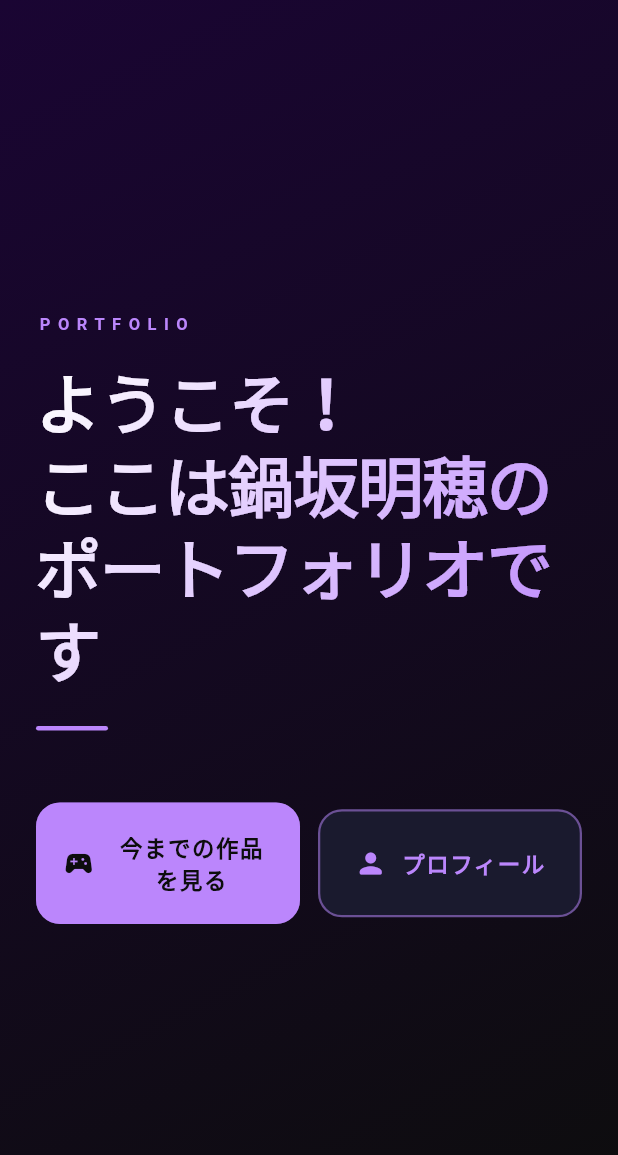
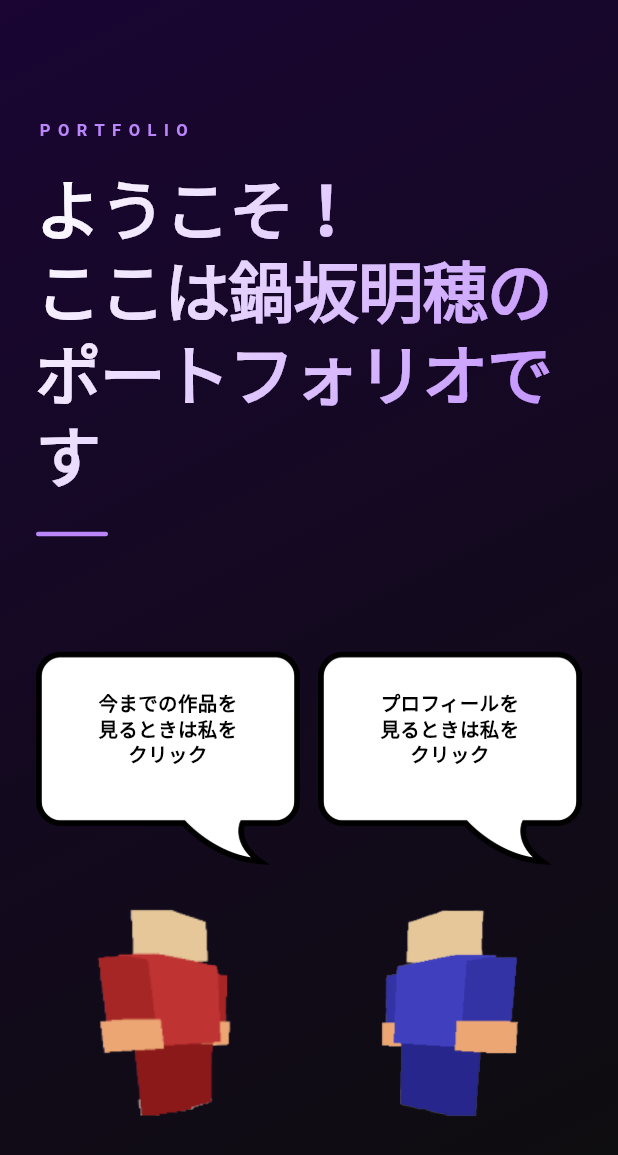
Before and after one commit to ogebosama/flutter_application_1, a Flutter app: the screen it shows after launch, on a phone screen of 412 x 824 dp. Shown: the top 1155 px of the screen. Run offline on Flutter 3.47's test engine with Material 3 defaults, Android fonts, the phone set to English and light mode, and no system bars; our stand-ins replace simple_icons, video_player.

Commit message:
メニュー画面編集、画像追加

```diff
--- a/lib/pages/menu_screen.dart
+++ b/lib/pages/menu_screen.dart
@@ -71,12 +71,13 @@ class MenuScreen extends StatelessWidget {
                     const SizedBox(height: 48),
                     // ボタン（横並び）
                     Row(
+                      crossAxisAlignment: CrossAxisAlignment.end,
                       children: [
                         Expanded(
-                          child: _MenuButton(
+                          child: _IconMenuButton(
+                            asset: 'assets/images/icons/RedguyIcon.png',
                             label: '今までの作品を見る',
-                            icon: Icons.sports_esports_rounded,
-                            filled: true,
+                            bubbleText: '今までの作品を見るときは私をクリック',
                             onTap: () => Navigator.push(
                               context,
                               MaterialPageRoute(
@@ -87,9 +88,10 @@ class MenuScreen extends StatelessWidget {
                         ),
                         const SizedBox(width: 12),
                         Expanded(
-                          child: _MenuButton(
+                          child: _IconMenuButton(
+                            asset: 'assets/images/icons/BlueguyIcon.png',
                             label: 'プロフィール',
-                            icon: Icons.person_rounded,
+                            bubbleText: 'プロフィールを見るときは私をクリック',
                             onTap: () => Navigator.push(
                               context,
                               MaterialPageRoute(
@@ -112,60 +114,94 @@ class MenuScreen extends StatelessWidget {
 }
 
 // ─────────────────────────────
-//  メニューボタン
+//  アイコンボタン（吹き出し付き・ホバーで色反転）
 // ─────────────────────────────
-class _MenuButton extends StatelessWidget {
+class _IconMenuButton extends StatefulWidget {
+  final String asset;
   final String label;
-  final IconData icon;
+  final String bubbleText;
   final VoidCallback onTap;
-  final bool filled; // true なら塗りつぶし（メインのボタン）
 
-  const _MenuButton({
+  const _IconMenuButton({
+    required this.asset,
     required this.label,
-    required this.icon,
+    required this.bubbleText,
     required this.onTap,
-    this.filled = false,
   });
 
   @override
+  State<_IconMenuButton> createState() => _IconMenuButtonState();
+}
+
+class _IconMenuButtonState extends State<_IconMenuButton> {
+  bool _hover = false;
+
+  static const _invert = ColorFilter.matrix(<double>[
+    -1, 0, 0, 0, 255, //
+    0, -1, 0, 0, 255,
+    0, 0, -1, 0, 255,
+    0, 0, 0, 1, 0,
+  ]);
+  static const _normal = ColorFilter.mode(Colors.transparent, BlendMode.dst);
+
+  @override
   Widget build(BuildContext context) {
-    const accent = Color(0xFFBB86FC);
-    final fg = filled ? const Color(0xFF0D0D0D) : accent;
-
-    return Material(
-      color: filled ? accent : const Color(0xFF1A1A2E),
-      borderRadius: BorderRadius.circular(16),
-      child: InkWell(
-        onTap: onTap,
-        borderRadius: BorderRadius.circular(16),
-        child: Container(
-          constraints: const BoxConstraints(minHeight: 72),
-          padding: const EdgeInsets.symmetric(vertical: 18, horizontal: 16),
-          decoration: BoxDecoration(
-            borderRadius: BorderRadius.circular(16),
-            border: Border.all(color: accent.withOpacity(0.5), width: 1.5),
-          ),
-          child: Row(
-            mainAxisAlignment: MainAxisAlignment.center,
+    return Column(
+      mainAxisSize: MainAxisSize.min,
+      children: [
+        // 吹き出し
+        SizedBox(
+          width: 200,
+          height: 200,
+          child: Stack(
+            alignment: Alignment.center,
             children: [
-              Icon(icon, color: fg, size: 22),
-              const SizedBox(width: 10),
-              Flexible(
-                child: Text(
-                  label,
-                  textAlign: TextAlign.center,
-                  style: TextStyle(
-                    color: fg,
-                    fontSize: 15,
-                    fontWeight: FontWeight.w700,
-                    letterSpacing: 1,
+              Positioned.fill(
+                child: Image.asset(
+                  'assets/images/icons/fukidasi.png',
+                  fit: BoxFit.contain,
+                ),
+              ),
+              Padding(
+                padding: const EdgeInsets.fromLTRB(40, 30, 40, 70),
+                child: Center(
+                  child: Text(
+                    widget.bubbleText,
+                    textAlign: TextAlign.center,
+                    style: const TextStyle(
+                      color: Colors.black,
+                      fontSize: 13,
+                      fontWeight: FontWeight.w700,
+                      height: 1.3,
+                    ),
                   ),
                 ),
               ),
             ],
           ),
         ),
-      ),
+        // アイコン（クリックで遷移・ホバーで色反転）
+        MouseRegion(
+          cursor: SystemMouseCursors.click,
+          onEnter: (_) => setState(() => _hover = true),
+          onExit: (_) => setState(() => _hover = false),
+          child: GestureDetector(
+            onTap: widget.onTap,
+            child: Semantics(
+              button: true,
+              label: widget.label,
+              child: ColorFiltered(
+                colorFilter: _hover ? _invert : _normal,
+                child: Image.asset(
+                  widget.asset,
+                  height: 140,
+                  fit: BoxFit.contain,
+                ),
+              ),
+            ),
+          ),
+        ),
+      ],
     );
   }
 }
--- a/pubspec.yaml
+++ b/pubspec.yaml
@@ -25,3 +25,4 @@ flutter:
   uses-material-design: true
   assets:
     - assets/images/
+    - assets/images/icons/
```
Also changed, not shown: assets/images/icons/BlueguyIcon.png (added), assets/images/icons/RedguyIcon.png (added), assets/images/icons/bukitukaiIcon.png (added), assets/images/icons/chainGeyIcon.png (added), assets/images/icons/fukidasi.png (added), assets/images/icons/kokoAtama.png (added), assets/images/icons/kokobikkuri.png (added), assets/images/icons/kokowork.png (added), assets/images/icons/kokowork2.png (added), assets/images/icons/pypeGeyIcon.png (added).
